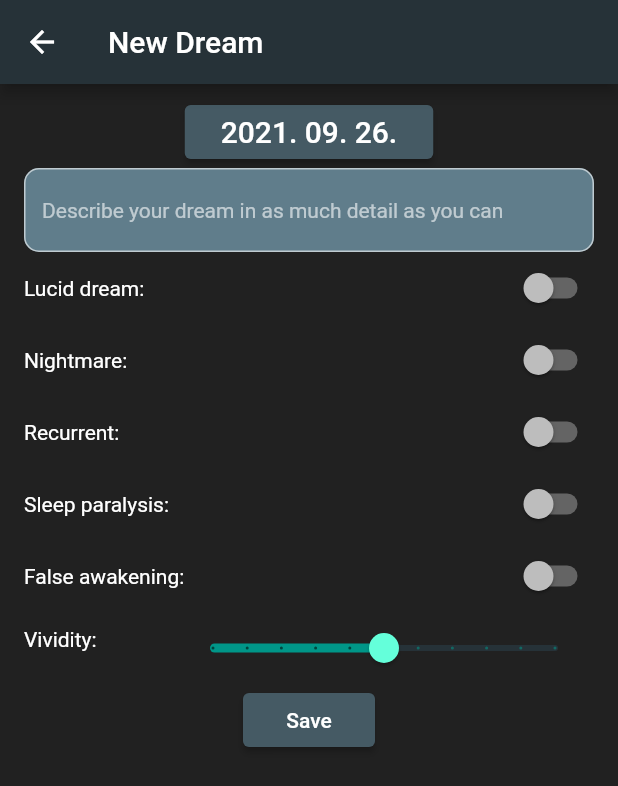
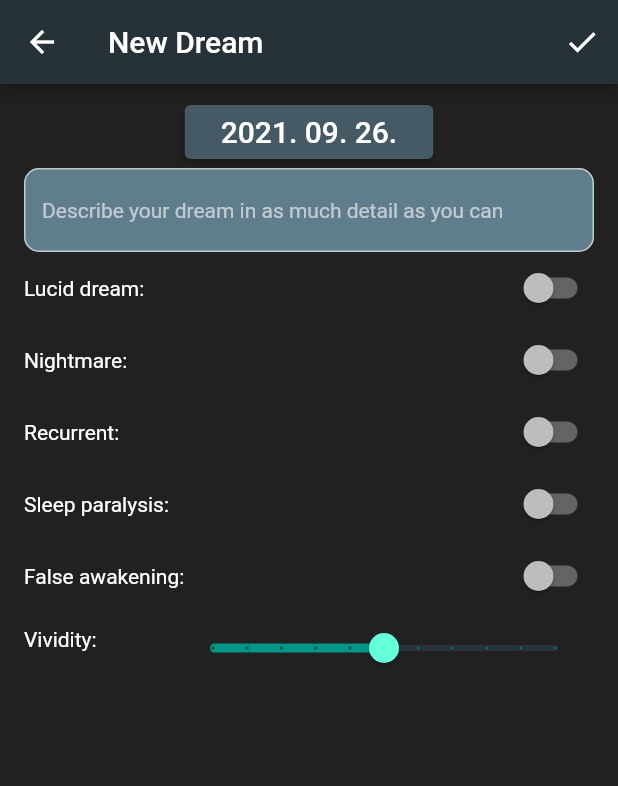
Before and after one commit to sn4k3ch4rm3r/Dream-Journal, a Flutter app: the DreamView screen opened directly, on a phone screen of 412 x 824 dp. Shown: the top 786 px of the screen. Run offline on Flutter 3.47's test engine with Material 2 defaults, Android fonts, the light colour scheme and no system bars; our stand-ins replace sqflite; accounts and stored records are empty.

Commit message:
Moved save button to AppBar

```diff
--- a/lib/ui/dream_view.dart
+++ b/lib/ui/dream_view.dart
@@ -106,7 +106,17 @@ class _DreamViewState extends State<DreamView> {
                 },
               ),
             ]
-            : null,
+            : <Widget>[
+              IconButton(
+                icon: Icon(Icons.check),
+                onPressed: (){
+                  if(widget.isNew)
+                    saveDream();
+                  else
+                    updateDream();
+                },
+              ),
+            ],
         ),
         body: SingleChildScrollView(
           child: Padding(
@@ -254,7 +264,6 @@ class _DreamViewState extends State<DreamView> {
                   ],
                 ),
                 getLucidSlider(),
-                getSaveButton(),
               ],
             ),
           ),
@@ -299,23 +308,6 @@ class _DreamViewState extends State<DreamView> {
     }
   }
 
-  Widget getSaveButton() {
-    if(dream == null || widget.edit){
-      return RaisedButton(
-        onPressed: (){
-          if(widget.isNew)
-            saveDream();
-          else
-            updateDream();
-        },
-        child: Text('Save'),
-      );
-    }
-    else {
-      return Container();
-    }
-  }
-
   void saveDream() {
     DatabaseProvider.db.insert(dream);
     Navigator.pop(context, 'success');
```
